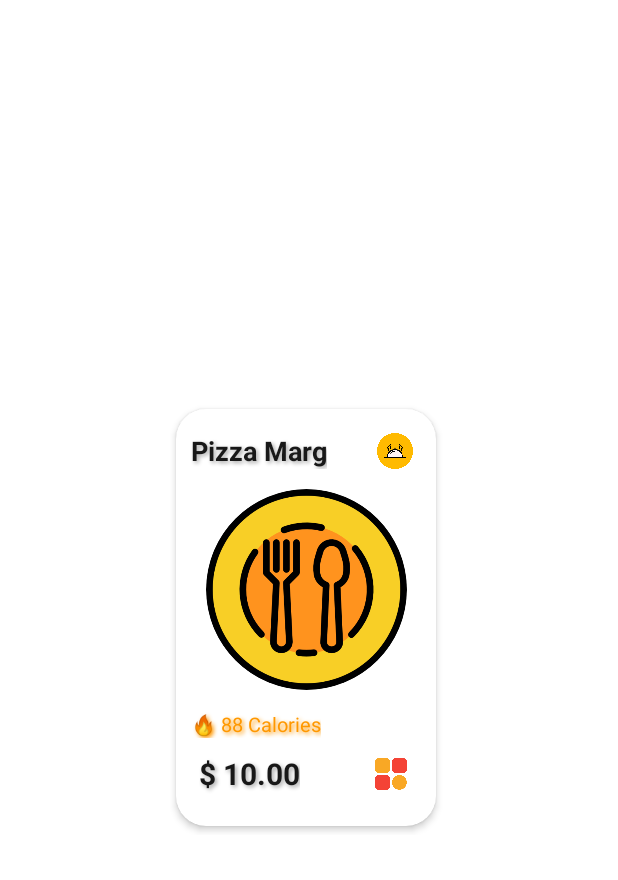
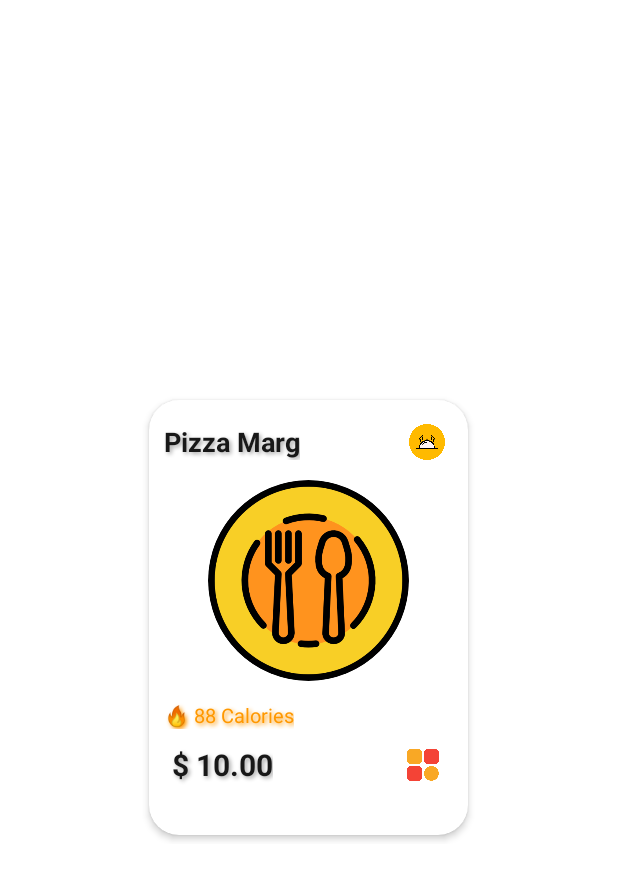
Before and after one commit to EmadHamdan1/RestaurantProject, an Android app: the layout item_menu_item_owner.xml on its own in the app's theme, with its tools: preview values and no code run, on a phone screen of 412 x 824 dp. Shown: the top 880 px of the screen. Run offline under Robolectric (Android 15) with nearby library versions, the phone set to English and light mode, and no system bars.

Commit message:
Final touches

```diff
--- a/app/src/main/java/com/emad/restaurantproject/OwnerScreens/ProfileOwnerFragment.java
+++ b/app/src/main/java/com/emad/restaurantproject/OwnerScreens/ProfileOwnerFragment.java
@@ -132,7 +132,6 @@ public class ProfileOwnerFragment extends Fragment {
             });
 
             dialog.show();
-
         });
 
         return binding.getRoot();
--- a/app/src/main/res/layout/fragment_home.xml
+++ b/app/src/main/res/layout/fragment_home.xml
@@ -155,9 +155,10 @@
                 android:id="@+id/menuItemsVerticalRv"
                 android:layout_width="match_parent"
                 android:layout_height="wrap_content"
-                android:layout_marginStart="10dp"
+                android:layout_marginHorizontal="10dp"
                 android:layout_marginTop="20dp"
                 android:minHeight="500dp"
+                android:orientation="vertical"
                 android:nestedScrollingEnabled="false"
                 app:layout_constraintEnd_toEndOf="parent"
                 app:layout_constraintStart_toStartOf="parent"
--- a/app/src/main/res/layout/item_menu_item_owner.xml
+++ b/app/src/main/res/layout/item_menu_item_owner.xml
@@ -1,18 +1,23 @@
 <?xml version="1.0" encoding="utf-8"?>
 <androidx.constraintlayout.widget.ConstraintLayout xmlns:android="http://schemas.android.com/apk/res/android"
     xmlns:app="http://schemas.android.com/apk/res-auto"
-    android:layout_width="185dp"
-    android:layout_height="290dp"
+    android:layout_width="wrap_content"
+    android:layout_height="wrap_content"
     android:layout_gravity="center">
 
     <androidx.cardview.widget.CardView
-        android:layout_width="match_parent"
-        android:layout_height="match_parent"
+        android:layout_width="0dp"
+        android:layout_height="290dp"
         android:layout_marginVertical="6dp"
-        android:layout_marginStart="4dp"
+        android:layout_marginStart="8dp"
         android:layout_marginEnd="8dp"
         app:cardCornerRadius="20dp"
-        app:cardElevation="3dp">
+        app:cardElevation="3dp"
+        app:layout_constraintStart_toStartOf="parent"
+        app:layout_constraintEnd_toEndOf="parent"
+        app:layout_constraintTop_toTopOf="parent"
+        app:layout_constraintBottom_toBottomOf="parent"
+        app:layout_constraintWidth_percent="0.93">
 
         <androidx.constraintlayout.widget.ConstraintLayout
             android:layout_width="match_parent"
```
Also changed, not shown: app/src/main/res/layout/item_menu_item_vertical_customer.xml (+11 -6 lines), 1 other file.
